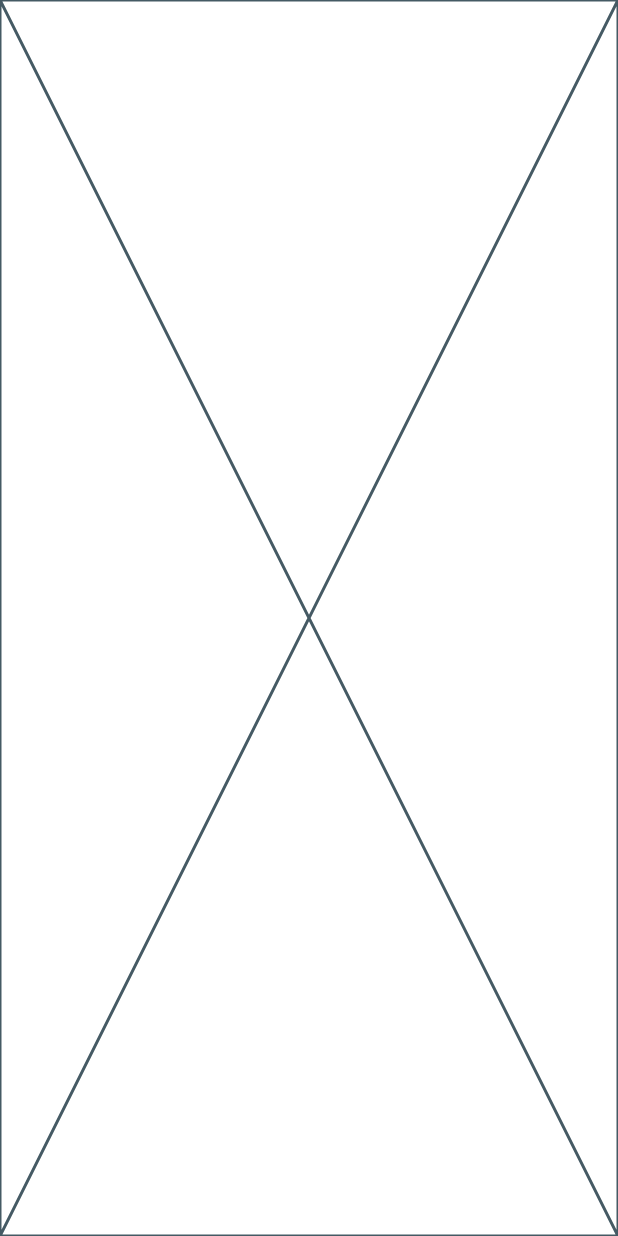
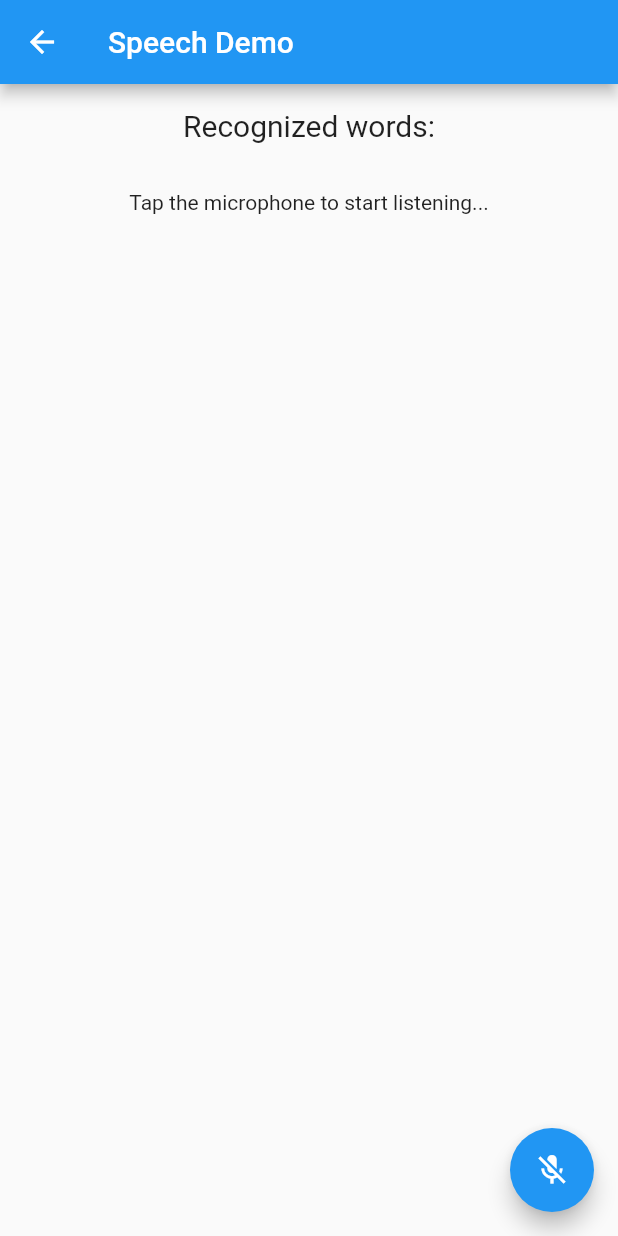
Before and after one commit to akebu6/SOLVEAURA, a Flutter app: the screen it shows after launch, after a tap on "Learn", on a phone screen of 412 x 824 dp. Run offline on Flutter 3.47's test engine with Material 2 defaults, Android fonts, the phone set to English and light mode, and no system bars; our stand-ins replace speech_to_text.

Commit message:
task: STT added
Added a simple STT template to get the user's input speech and turn it into text. Next up is making sure that the text is saved for later use

```diff
--- a/SolveAura/lib/main.dart
+++ b/SolveAura/lib/main.dart
@@ -12,7 +12,7 @@ class MyApp extends StatelessWidget {
   Widget build(BuildContext context) {
     return const MaterialApp(
     debugShowMaterialGrid: false,
-    title: 'MealMate',
+    title: 'SolveAura',
     debugShowCheckedModeBanner: false,
     home: Home(),
     );
--- a/SolveAura/lib/ui/pages/learn.dart
+++ b/SolveAura/lib/ui/pages/learn.dart
@@ -1,4 +1,6 @@
 import 'package:flutter/material.dart';
+import 'package:speech_to_text/speech_recognition_result.dart';
+import 'package:speech_to_text/speech_to_text.dart';
 
 class Learn extends StatefulWidget {
   static const routeName = '/learn';
@@ -9,8 +11,89 @@ class Learn extends StatefulWidget {
 }
 
 class _LearnState extends State<Learn> {
+  SpeechToText _speechToText = SpeechToText();
+  bool _speechEnabled = false;
+  String _lastWords = '';
+
+  @override
+  void initState() {
+    super.initState();
+    _initSpeech();
+  }
+
+  /// This has to happen only once per app
+  void _initSpeech() async {
+    _speechEnabled = await _speechToText.initialize();
+    setState(() {});
+  }
+
+  /// Each time to start a speech recognition session
+  void _startListening() async {
+    await _speechToText.listen(onResult: _onSpeechResult);
+    setState(() {});
+  }
+
+  /// Manually stop the active speech recognition session
+  /// Note that there are also timeouts that each platform enforces
+  /// and the SpeechToText plugin supports setting timeouts on the
+  /// listen method.
+  void _stopListening() async {
+    await _speechToText.stop();
+    setState(() {});
+  }
+
+  /// This is the callback that the SpeechToText plugin calls when
+  /// the platform returns recognized words.
+  void _onSpeechResult(SpeechRecognitionResult result) {
+    setState(() {
+      _lastWords = result.recognizedWords;
+    });
+  }
+
   @override
   Widget build(BuildContext context) {
-    return const Placeholder();
+    return Scaffold(
+      appBar: AppBar(
+        title: Text('Speech Demo'),
+      ),
+      body: Center(
+        child: Column(
+          mainAxisAlignment: MainAxisAlignment.center,
+          children: <Widget>[
+            Container(
+              padding: EdgeInsets.all(16),
+              child: Text(
+                'Recognized words:',
+                style: TextStyle(fontSize: 20.0),
+              ),
+            ),
+            Expanded(
+              child: Container(
+                padding: EdgeInsets.all(16),
+                child: Text(
+                  // If listening is active show the recognized words
+                  _speechToText.isListening
+                      ? '$_lastWords'
+                  // If listening isn't active but could be tell the user
+                  // how to start it, otherwise indicate that speech
+                  // recognition is not yet ready or not supported on
+                  // the target device
+                      : _speechEnabled
+                      ? 'Tap the microphone to start listening...'
+                      : 'Speech not available',
+                ),
+              ),
+            ),
+          ],
+        ),
+      ),
+      floatingActionButton: FloatingActionButton(
+        onPressed:
+        // If not yet listening for speech start, otherwise stop
+        _speechToText.isNotListening ? _startListening : _stopListening,
+        tooltip: 'Listen',
+        child: Icon(_speechToText.isNotListening ? Icons.mic_off : Icons.mic),
+      ),
+    );
   }
 }
--- a/SolveAura/pubspec.yaml
+++ b/SolveAura/pubspec.yaml
@@ -30,7 +30,8 @@ environment:
 dependencies:
   flutter:
     sdk: flutter
-
+  speech_to_text: ^6.3.0
+  flutter_tts: 3.8.3
 
   # The following adds the Cupertino Icons font to your application.
   # Use with the CupertinoIcons class for iOS style icons.
```
Also changed, not shown: SolveAura/pubspec.lock, 3 other files.
